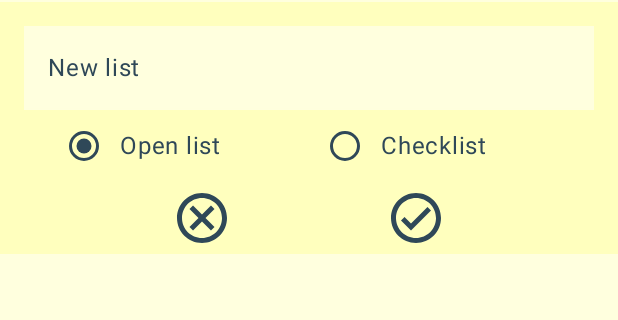
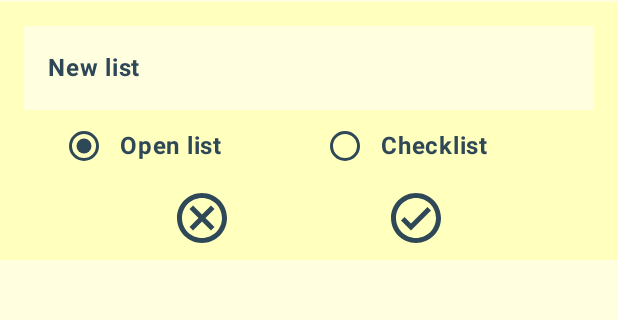
Before and after one commit to mariorobertofortunato/Versalist, an Android app built with Jetpack Compose: the screen it shows after launch (MainActivity), after a tap on "Add new list", on a phone screen of 412 x 824 dp, the part 96-416 px from its top. Run offline under Robolectric (Android 15) with nearby library versions, the phone set to English and light mode, and no system bars; our stand-ins replace Dagger/Hilt's generated code, Room's generated code, livedata-compose.

Commit message:
Layout adjustments (text fields colors, size etc)

```diff
--- a/app/src/main/java/com/evenclose/versalistpro/presentation/screens/main/MainScreen.kt
+++ b/app/src/main/java/com/evenclose/versalistpro/presentation/screens/main/MainScreen.kt
@@ -46,7 +46,9 @@ import androidx.compose.ui.Modifier
 import androidx.compose.ui.focus.FocusRequester
 import androidx.compose.ui.focus.focusRequester
 import androidx.compose.ui.graphics.RectangleShape
+import androidx.compose.ui.text.TextStyle
 import androidx.compose.ui.text.font.FontWeight
+import androidx.compose.ui.unit.TextUnit
 import androidx.compose.ui.unit.dp
 import androidx.compose.ui.unit.sp
 import androidx.hilt.navigation.compose.hiltViewModel
@@ -89,7 +91,7 @@ fun MainScreen(
     }
 
     // The delay is needed as the focus must not be requested before or during the composition of the text field
-    LaunchedEffect(newListTextFieldVisibility){
+    LaunchedEffect(newListTextFieldVisibility) {
         if (newListTextFieldVisibility) {
             delay(150)
             focusRequester.requestFocus()
@@ -161,7 +163,7 @@ fun MainScreen(
                 .fillMaxWidth()
                 .padding(it)
                 .background(primary)
-                //.border(2.dp, onLight)
+            //.border(2.dp, onLight)
         ) {
 
             /** MAIN LIST */
@@ -193,7 +195,7 @@ fun MainScreen(
                 item {
                     AnimatedVisibility(
                         visible = !newListTextFieldVisibility,
-                    ){
+                    ) {
                         Column() {
                             Row(
                                 horizontalArrangement = Arrangement.Center,
@@ -232,8 +234,16 @@ fun MainScreen(
                             },
                             singleLine = true,
                             shape = RectangleShape,
-                            placeholder = { Text(text = "New list", color = onLight) },
+                            placeholder = {
+                                Text(
+                                    text = "New list",
+                                    color = onLight,
+                                    fontWeight = FontWeight.Bold,
+                                    fontSize = 16.sp
+                                )
+                            },
                             colors = TextFieldDefaults.colors(
+                                cursorColor = secondary,
                                 focusedContainerColor = background,
                                 unfocusedContainerColor = background,
                                 disabledContainerColor = background,
@@ -241,7 +251,11 @@ fun MainScreen(
                             ),
                             modifier = Modifier
                                 .fillMaxWidth()
-                                .focusRequester(focusRequester)
+                                .focusRequester(focusRequester),
+                            textStyle = TextStyle(
+                                fontWeight = FontWeight.Bold,
+                                fontSize = 16.sp
+                            )
                         )
 
                         /** Error Text */
@@ -251,6 +265,7 @@ fun MainScreen(
                             Text(
                                 text = "Please enter a value",
                                 color = secondary,
+                                fontWeight = FontWeight.Bold
                             )
                         }
 
@@ -280,7 +295,8 @@ fun MainScreen(
                                     )
                                     Text(
                                         text = text,
-                                        color = onLight
+                                        color = onLight,
+                                        fontWeight = FontWeight.Bold
                                     )
                                 }
                             }
@@ -290,7 +306,9 @@ fun MainScreen(
                         Row(
                             verticalAlignment = Alignment.CenterVertically,
                             horizontalArrangement = Arrangement.SpaceEvenly,
-                            modifier = Modifier.fillMaxWidth()
+                            modifier = Modifier
+                                .fillMaxWidth()
+                                .padding(bottom = 4.dp)
                         ) {
                             IconButton(
                                 onClick = {
--- a/app/src/main/java/com/evenclose/versalistpro/presentation/screens/main/MainScreenHeader.kt
+++ b/app/src/main/java/com/evenclose/versalistpro/presentation/screens/main/MainScreenHeader.kt
@@ -1,5 +1,6 @@
 package com.evenclose.versalistpro.presentation.screens.main
 
+import androidx.compose.foundation.background
 import androidx.compose.foundation.layout.Arrangement
 import androidx.compose.foundation.layout.Box
 import androidx.compose.foundation.layout.Row
@@ -11,6 +12,7 @@ import androidx.compose.material3.DropdownMenu
 import androidx.compose.material3.DropdownMenuItem
 import androidx.compose.material3.Icon
 import androidx.compose.material3.IconButton
+import androidx.compose.material3.MenuItemColors
 import androidx.compose.material3.Text
 import androidx.compose.runtime.Composable
 import androidx.compose.runtime.getValue
@@ -24,6 +26,7 @@ import androidx.compose.ui.unit.dp
 import androidx.compose.ui.unit.sp
 import androidx.navigation.NavController
 import com.evenclose.versalistpro.presentation.ui.theme.onDark
+import com.evenclose.versalistpro.presentation.ui.theme.secondaryContainer
 
 @Composable
 fun MainScreenHeader(
@@ -63,18 +66,19 @@ fun MainScreenHeader(
             }
             DropdownMenu(
                 expanded = expanded,
-                onDismissRequest = { expanded = false }
+                onDismissRequest = { expanded = false },
+                modifier = Modifier.background(secondaryContainer)
             ) {
                 DropdownMenuItem(
-                    text = { Text(text = "Help", fontSize = 16.sp) },
+                    text = { Text(text = "Help", fontSize = 16.sp, color = onDark) },
                     onClick = { /* TODO */ }
                 )
                 DropdownMenuItem(
-                    text = { Text(text = "About", fontSize = 16.sp) },
+                    text = { Text(text = "About", fontSize = 16.sp, color = onDark) },
                     onClick = { /* TODO */ }
                 )
                 DropdownMenuItem(
-                    text = { Text(text = "Privacy", fontSize = 16.sp) },
+                    text = { Text(text = "Privacy", fontSize = 16.sp, color = onDark) },
                     onClick = { /* TODO*/ }
                 )
             }
--- a/app/src/main/java/com/evenclose/versalistpro/presentation/ui/theme/Color.kt
+++ b/app/src/main/java/com/evenclose/versalistpro/presentation/ui/theme/Color.kt
@@ -9,7 +9,7 @@ val inversePrimary = Color(0xFF80B9A0)
 val secondary = Color(0xFF2F4858)
 val secondaryContainer = Color(0xFF3D6D78)
 
-val background = Color(0xFFFFFFDE)
+val background = Color(0xFFFFFFDF)
 
 val outline = Color(0xFF333333)
 
```
Also changed, not shown: app/src/main/java/com/evenclose/versalistpro/presentation/composables/CheckListItem.kt (+8 -2 lines), app/src/main/java/com/evenclose/versalistpro/presentation/composables/MainListItem.kt (+10 -3 lines), app/src/main/java/com/evenclose/versalistpro/presentation/composables/OpenListItem.kt (+8 -4 lines), app/src/main/java/com/evenclose/versalistpro/presentation/screens/list/ListScreen.kt (+22 -6 lines).
